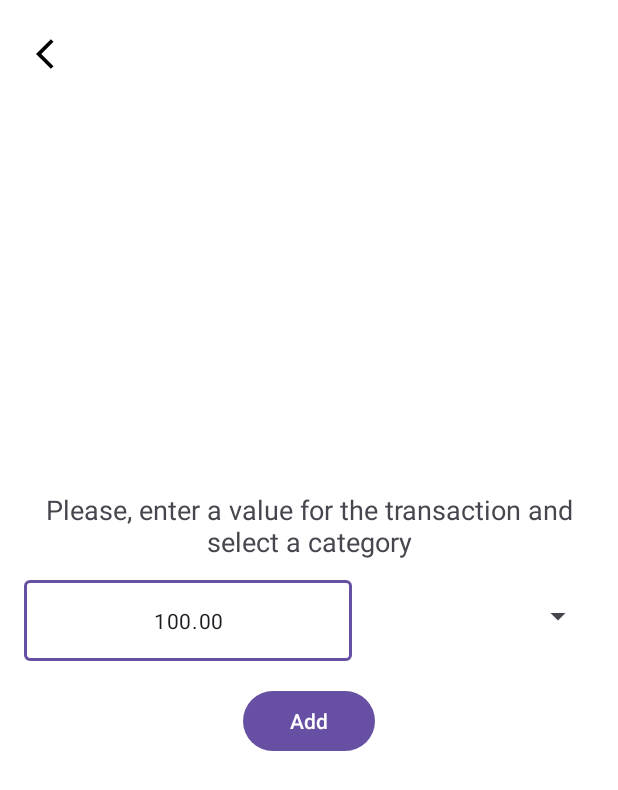
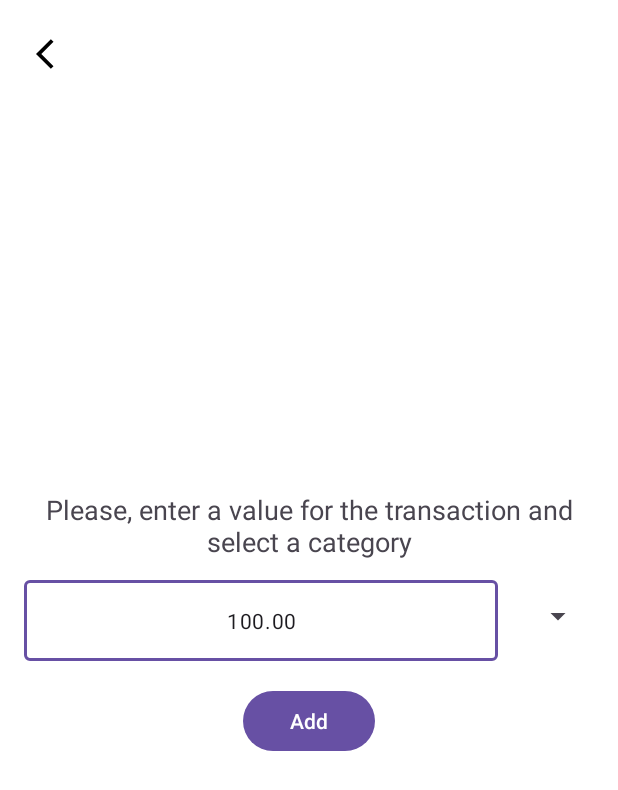
Before and after one commit to deyasix/Wallet, an Android app: the layout fragment_add_transaction.xml on its own in the app's theme, with its tools: preview values and no code run, on a phone screen of 412 x 824 dp. Shown: the top 790 px of the screen. Run offline under Robolectric (Android 15) with nearby library versions, the phone set to English and light mode, and no system bars.

Commit message:
minor changes

```diff
--- a/app/src/main/java/com/example/wallet/ext/DateExt.kt
+++ b/app/src/main/java/com/example/wallet/ext/DateExt.kt
@@ -25,5 +25,5 @@ fun LocalDateTime.getFormattedFullDateTime(): String {
 object Patterns {
     const val MONTH_DAY_PATTERN = "LLLL dd"
     const val HOUR_MIN_MERIDIEM = "hh:mm a"
-    const val YEAR_MONTH_DAY = "y-MM-dd hh:mm:s a"
+    const val YEAR_MONTH_DAY = "y-MM-dd hh:mm:ss a"
 }
--- a/app/src/main/res/layout/fragment_add_transaction.xml
+++ b/app/src/main/res/layout/fragment_add_transaction.xml
@@ -55,7 +55,7 @@
 
     <Spinner
         android:id="@+id/spinner_category"
-        android:layout_width="0dp"
+        android:layout_width="wrap_content"
         android:layout_height="0dp"
         android:layout_marginStart="16dp"
         app:layout_constraintBottom_toBottomOf="@id/til_value"
```
